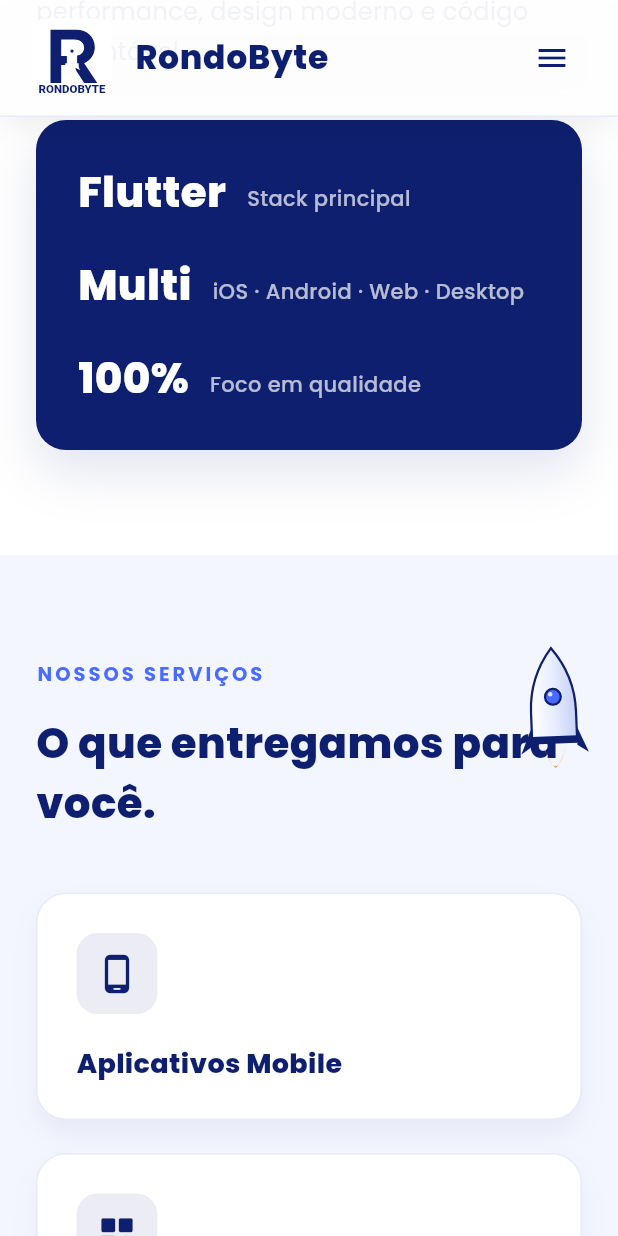
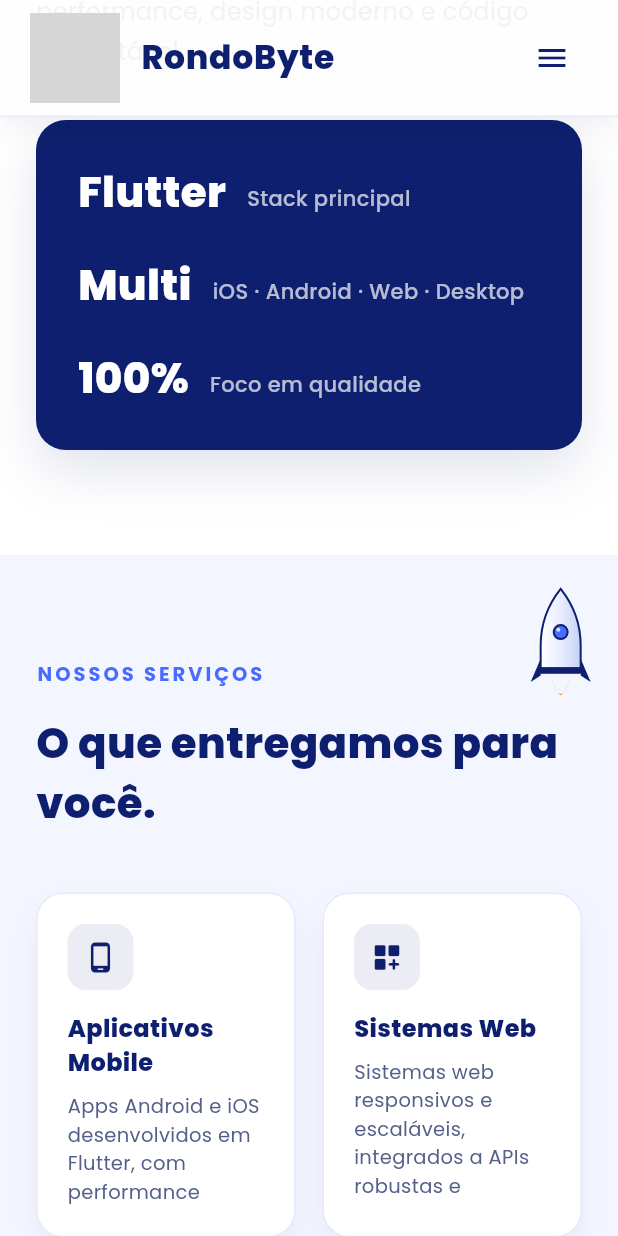
Before and after one commit to dalaveck/RondoByte-Landing, a Flutter app: the screen it shows after launch, scrolled down 1152 dp, on a phone screen of 412 x 824 dp. Run offline on Flutter 3.47's test engine with Material 3 defaults, Android fonts, the phone set to English and light mode, and no system bars; our stand-ins replace flutter_svg, google_fonts; grey boxes are pictures that could not be loaded.

Commit message:
refactor: preservar logo original, ajustar serviços e scroll mobile
- Logo do header agora carrega assets/images/logo.png (cliente fornece o arquivo)
- Remove placeholder SVG da logo e favicon para evitar substituição visual
- Remove botão "Trabalhe com a gente" da navbar
- Troca "Bibliotecas Flutter" por "Consultoria" na sessão de serviços
- Cards de serviço com tamanho reduzido (padding, ícone, tipografia)
- Foguete agora usa ValueNotifier + RepaintBoundary para não rebuildar a página
- BouncingScrollPhysics e ScrollBehavior customizado para scroll fluido em mobile

```diff
--- a/lib/main.dart
+++ b/lib/main.dart
@@ -1,3 +1,4 @@
+import 'package:flutter/gestures.dart';
 import 'package:flutter/material.dart';
 import 'theme/app_theme.dart';
 import 'widgets/nav_bar.dart';
@@ -57,8 +58,14 @@ class _LandingPageState extends State<LandingPage> {
     return Scaffold(
       body: Stack(
         children: [
-          SingleChildScrollView(
+          ScrollConfiguration(
+            behavior: const _SmoothScrollBehavior(),
+            child: SingleChildScrollView(
               controller: _scrollCtrl,
+              physics: const BouncingScrollPhysics(
+                decelerationRate: ScrollDecelerationRate.normal,
+                parent: AlwaysScrollableScrollPhysics(),
+              ),
               child: Column(
                 children: [
                   const SizedBox(height: 78),
@@ -78,6 +85,7 @@ class _LandingPageState extends State<LandingPage> {
                 ],
               ),
             ),
+          ),
           ScrollingRocket(controller: _scrollCtrl),
           Positioned(
             top: 0,
@@ -94,3 +102,22 @@ class _LandingPageState extends State<LandingPage> {
     );
   }
 }
+
+class _SmoothScrollBehavior extends MaterialScrollBehavior {
+  const _SmoothScrollBehavior();
+
+  @override
+  Set<PointerDeviceKind> get dragDevices => {
+        PointerDeviceKind.touch,
+        PointerDeviceKind.mouse,
+        PointerDeviceKind.trackpad,
+        PointerDeviceKind.stylus,
+      };
+
+  @override
+  ScrollPhysics getScrollPhysics(BuildContext context) {
+    return const BouncingScrollPhysics(
+      parent: AlwaysScrollableScrollPhysics(),
+    );
+  }
+}
--- a/lib/sections/services_section.dart
+++ b/lib/sections/services_section.dart
@@ -27,11 +27,11 @@ class ServicesSection extends StatelessWidget {
           'design e velocidade.',
     ),
     _Service(
-      icon: Icons.extension_rounded,
-      title: 'Bibliotecas Flutter',
+      icon: Icons.support_agent_rounded,
+      title: 'Consultoria',
       description:
-          'Aproveitamos o ecossistema Flutter ao máximo para acelerar entregas '
-          'sem abrir mão de qualidade.',
+          'Apoio especializado em arquitetura, escolha de stack e boas '
+          'práticas para acelerar seu projeto.',
     ),
   ];
 
@@ -39,7 +39,7 @@ class ServicesSection extends StatelessWidget {
   Widget build(BuildContext context) {
     final width = MediaQuery.of(context).size.width;
     final isWide = width > 900;
-    final cross = width > 1100 ? 4 : (width > 720 ? 2 : 1);
+    final cross = width > 1100 ? 4 : (width > 720 ? 2 : 2);
 
     return Container(
       width: double.infinity,
@@ -73,17 +73,27 @@ class ServicesSection extends StatelessWidget {
                 ),
               ),
               const SizedBox(height: 40),
-              GridView.builder(
-                shrinkWrap: true,
-                physics: const NeverScrollableScrollPhysics(),
-                itemCount: _services.length,
-                gridDelegate: SliverGridDelegateWithFixedCrossAxisCount(
-                  crossAxisCount: cross,
-                  mainAxisSpacing: 22,
-                  crossAxisSpacing: 22,
-                  childAspectRatio: cross == 1 ? 2.4 : 0.95,
-                ),
-                itemBuilder: (_, i) => _ServiceCard(service: _services[i]),
+              LayoutBuilder(
+                builder: (context, constraints) {
+                  const spacing = 18.0;
+                  final tileWidth =
+                      (constraints.maxWidth - spacing * (cross - 1)) / cross;
+                  final tileHeight = cross == 1 ? 150.0 : 230.0;
+                  return GridView.builder(
+                    shrinkWrap: true,
+                    physics: const NeverScrollableScrollPhysics(),
+                    itemCount: _services.length,
+                    gridDelegate:
+                        SliverGridDelegateWithFixedCrossAxisCount(
+                      crossAxisCount: cross,
+                      mainAxisSpacing: spacing,
+                      crossAxisSpacing: spacing,
+                      childAspectRatio: tileWidth / tileHeight,
+                    ),
+                    itemBuilder: (_, i) =>
+                        _ServiceCard(service: _services[i]),
+                  );
+                },
               ),
             ],
           ),
@@ -122,10 +132,10 @@ class _ServiceCardState extends State<_ServiceCard> {
       onExit: (_) => setState(() => _hover = false),
       child: AnimatedContainer(
         duration: const Duration(milliseconds: 220),
-        padding: const EdgeInsets.all(26),
+        padding: const EdgeInsets.all(20),
         decoration: BoxDecoration(
           color: Colors.white,
-          borderRadius: BorderRadius.circular(20),
+          borderRadius: BorderRadius.circular(18),
           border: Border.all(
             color: _hover ? AppColors.accent : const Color(0xFFE6EAFB),
             width: _hover ? 2 : 1,
@@ -144,34 +154,34 @@ class _ServiceCardState extends State<_ServiceCard> {
           crossAxisAlignment: CrossAxisAlignment.start,
           children: [
             Container(
-              width: 54,
-              height: 54,
+              width: 44,
+              height: 44,
               decoration: BoxDecoration(
                 color: AppColors.primary.withOpacity(0.08),
-                borderRadius: BorderRadius.circular(14),
+                borderRadius: BorderRadius.circular(12),
               ),
               child: Icon(
                 widget.service.icon,
                 color: AppColors.primary,
-                size: 28,
+                size: 22,
               ),
             ),
-            const SizedBox(height: 20),
+            const SizedBox(height: 14),
             Text(
               widget.service.title,
               style: const TextStyle(
-                fontSize: 18,
+                fontSize: 16,
                 fontWeight: FontWeight.w800,
                 color: AppColors.primary,
               ),
             ),
-            const SizedBox(height: 10),
+            const SizedBox(height: 8),
             Expanded(
               child: Text(
                 widget.service.description,
                 style: const TextStyle(
-                  fontSize: 14,
-                  height: 1.55,
+                  fontSize: 13,
+                  height: 1.5,
                   color: AppColors.textMuted,
                 ),
               ),
--- a/lib/widgets/nav_bar.dart
+++ b/lib/widgets/nav_bar.dart
@@ -1,5 +1,4 @@
 import 'package:flutter/material.dart';
-import 'package:flutter_svg/flutter_svg.dart';
 import '../theme/app_theme.dart';
 
 class NavBar extends StatelessWidget {
@@ -35,9 +34,14 @@ class NavBar extends StatelessWidget {
       padding: EdgeInsets.symmetric(horizontal: isWide ? 48 : 20),
       child: Row(
         children: [
-          SvgPicture.asset(
-            'assets/images/logo.svg',
-            height: 56,
+          Image.asset(
+            'assets/images/logo.png',
+            height: 60,
+            filterQuality: FilterQuality.high,
+            errorBuilder: (_, __, ___) => const SizedBox(
+              height: 60,
+              width: 60,
+            ),
           ),
           const SizedBox(width: 14),
           const Text(
@@ -56,11 +60,6 @@ class NavBar extends StatelessWidget {
             _NavLink(label: 'Serviços', onTap: onServicesTap),
             const SizedBox(width: 28),
             _NavLink(label: 'Fale Conosco', onTap: onContactTap),
-            const SizedBox(width: 28),
-            ElevatedButton(
-              onPressed: onContactTap,
-              child: const Text('Trabalhe com a gente'),
-            ),
           ] else
             IconButton(
               icon: const Icon(Icons.menu, color: AppColors.primary),
--- a/lib/widgets/scrolling_rocket.dart
+++ b/lib/widgets/scrolling_rocket.dart
@@ -2,8 +2,8 @@ import 'package:flutter/material.dart';
 import 'package:flutter_svg/flutter_svg.dart';
 
 /// A rocket that climbs to the top of the page as the user scrolls down.
-/// Listens to a [ScrollController] and uses the scroll fraction to interpolate
-/// its bottom offset.
+/// Uses a [ValueNotifier] so only the rocket repaints on scroll — the rest of
+/// the page stays untouched, keeping mobile scroll smooth.
 class ScrollingRocket extends StatefulWidget {
   final ScrollController controller;
 
@@ -15,7 +15,7 @@ class ScrollingRocket extends StatefulWidget {
 
 class _ScrollingRocketState extends State<ScrollingRocket>
     with SingleTickerProviderStateMixin {
-  double _fraction = 0;
+  final ValueNotifier<double> _fraction = ValueNotifier<double>(0);
   late final AnimationController _hoverCtrl;
 
   @override
@@ -24,7 +24,7 @@ class _ScrollingRocketState extends State<ScrollingRocket>
     widget.controller.addListener(_onScroll);
     _hoverCtrl = AnimationController(
       vsync: this,
-      duration: const Duration(milliseconds: 1800),
+      duration: const Duration(milliseconds: 2200),
     )..repeat(reverse: true);
   }
 
@@ -33,8 +33,8 @@ class _ScrollingRocketState extends State<ScrollingRocket>
     final max = pos.maxScrollExtent;
     if (max <= 0) return;
     final f = (pos.pixels / max).clamp(0.0, 1.0);
-    if ((f - _fraction).abs() > 0.001) {
-      setState(() => _fraction = f);
+    if ((f - _fraction.value).abs() > 0.002) {
+      _fraction.value = f;
     }
   }
 
@@ -42,38 +42,50 @@ class _ScrollingRocketState extends State<ScrollingRocket>
   void dispose() {
     widget.controller.removeListener(_onScroll);
     _hoverCtrl.dispose();
+    _fraction.dispose();
     super.dispose();
   }
 
   @override
   Widget build(BuildContext context) {
     final size = MediaQuery.of(context).size;
-    final travel = size.height - 220;
-    final bottom = 24 + travel * _fraction;
-    final rotation = -0.05 + 0.02 * _fraction;
+    final isWide = size.width > 900;
+    final rocketHeight = isWide ? 140.0 : 80.0;
+    final travel = size.height - rocketHeight - 100;
 
-    return Positioned(
-      right: size.width > 900 ? 56 : 18,
-      bottom: bottom,
+    final rocket = RepaintBoundary(
+      child: SvgPicture.asset(
+        'assets/images/rocket.svg',
+        height: rocketHeight,
+      ),
+    );
+
+    final floating = AnimatedBuilder(
+      animation: _hoverCtrl,
+      builder: (context, child) {
+        final dy = (_hoverCtrl.value - 0.5) * 6;
+        return Transform.translate(offset: Offset(0, dy), child: child);
+      },
+      child: rocket,
+    );
+
+    return Positioned.fill(
       child: IgnorePointer(
-        child: AnimatedBuilder(
-          animation: _hoverCtrl,
-          builder: (context, child) {
-            final dy = (_hoverCtrl.value - 0.5) * 8;
-            return Transform.translate(
-              offset: Offset(0, dy),
-              child: Transform.rotate(angle: rotation, child: child),
+        child: ValueListenableBuilder<double>(
+          valueListenable: _fraction,
+          builder: (context, f, child) {
+            final bottom = 24 + travel * f;
+            return Stack(
+              children: [
+                Positioned(
+                  right: isWide ? 56 : 16,
+                  bottom: bottom,
+                  child: child!,
+                ),
+              ],
             );
           },
-          child: Column(
-            mainAxisSize: MainAxisSize.min,
-            children: [
-              SvgPicture.asset(
-                'assets/images/rocket.svg',
-                height: size.width > 900 ? 140 : 90,
-              ),
-            ],
-          ),
+          child: floating,
         ),
       ),
     );
```
Also changed, not shown: assets/images/logo.svg (deleted), 4 other files. Lines whose indentation alone changed are shown as unchanged.
